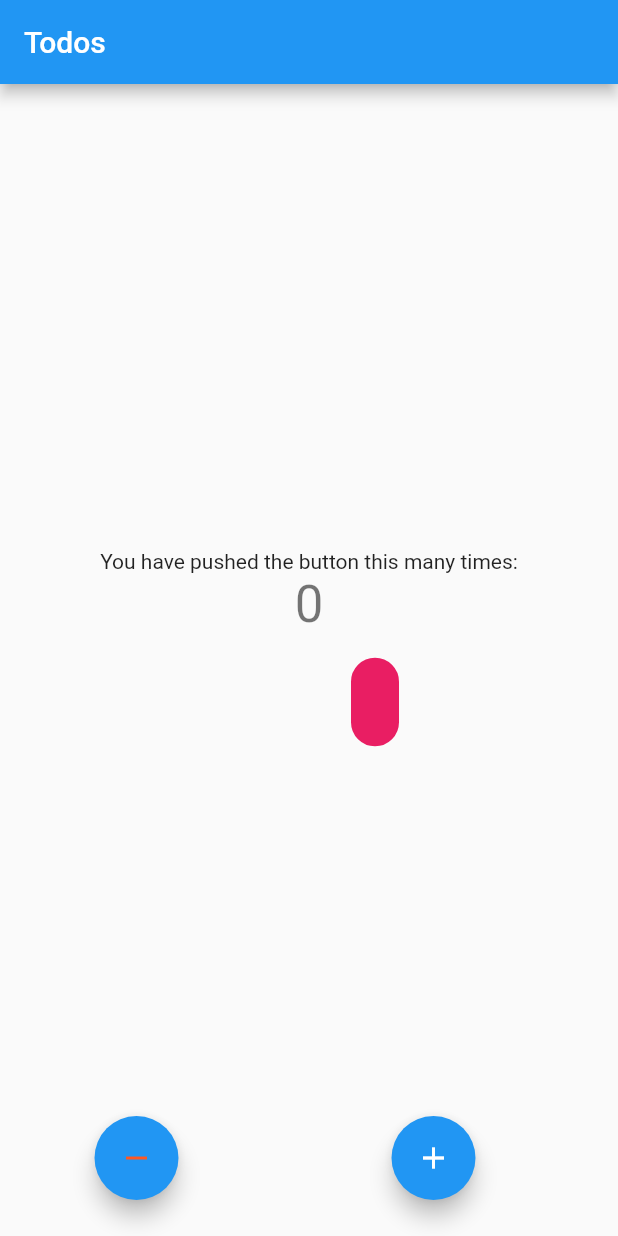
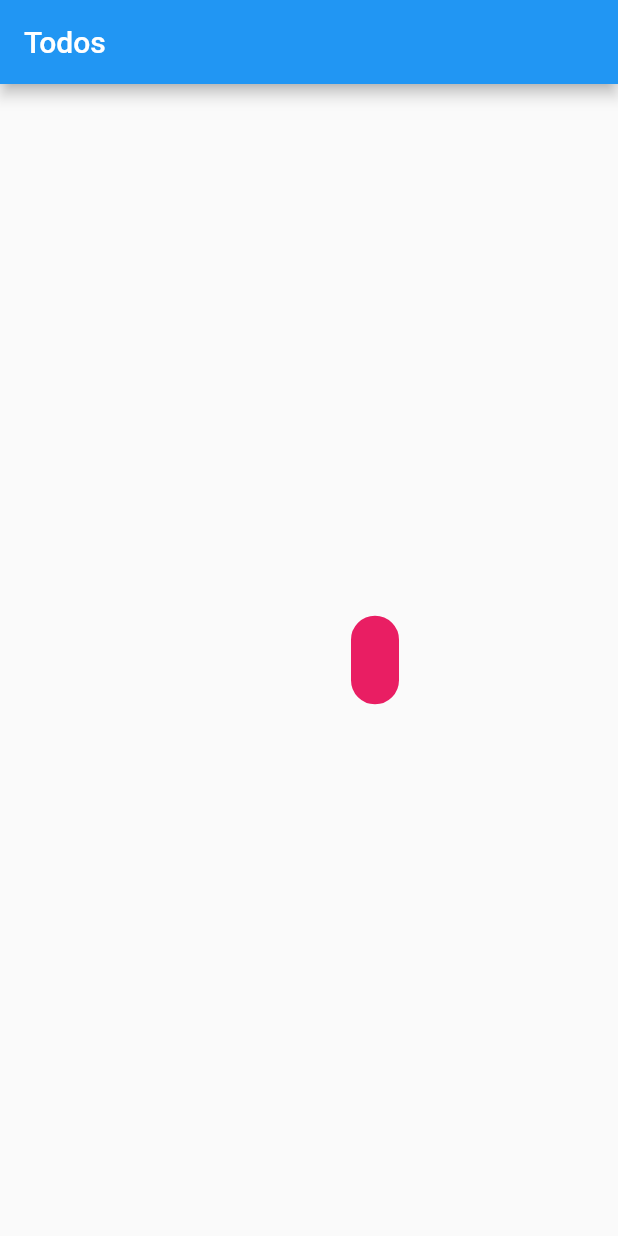
Before and after one commit to siro257/todo_app, a Flutter app: the screen it shows after launch, on a phone screen of 412 x 824 dp. Run offline on Flutter 3.47's test engine with Material 2 defaults, Android fonts, the phone set to English and light mode, and no system bars.

```diff
--- a/lib/main.dart
+++ b/lib/main.dart
@@ -29,20 +29,6 @@ class MyHomePage extends StatefulWidget {
 }
 
 class _MyHomePageState extends State<MyHomePage> {
-  int _counter = 0;
-
-  void _incrementCounter() {
-    setState(() {
-      _counter++;
-    });
-  }
-
-  void _decrementCounter() {
-    setState(() {
-      _counter--;
-    });
-  }
-
   @override
   Widget build(BuildContext context) {
     return Scaffold(
@@ -53,32 +39,7 @@ class _MyHomePageState extends State<MyHomePage> {
         child: Column(
           mainAxisAlignment: MainAxisAlignment.center,
           children: <Widget>[
-            const Text(
-              'You have pushed the button this many times:',
-            ),
-            Text(
-              '$_counter',
-              style: Theme.of(context).textTheme.headline4,
-            ),
             const TextWidget(),
-          ],
-        ),
-      ),
-      floatingActionButton: Padding(
-        padding: const EdgeInsets.all(8.0),
-        child: Row(
-          mainAxisAlignment: MainAxisAlignment.spaceAround,
-          children: [
-            FloatingActionButton(
-              onPressed: _decrementCounter,
-              tooltip: 'Decrement',
-              child: const Icon(Icons.remove, color: Colors.deepOrange),
-            ),
-            FloatingActionButton(
-              onPressed: _incrementCounter,
-              tooltip: 'Increment',
-              child: const Icon(Icons.add),
-            ),
           ],
         ),
       ),
@@ -96,12 +57,25 @@ class TextWidget extends StatefulWidget {
 class _TextWidgetState extends State<TextWidget> {
   List<String> toDoList = [];
   final fieldText = TextEditingController();
+  bool _isCompleted = false;
 
   void _addValue(String value) {
     setState(() {
       toDoList.add(value);
     });
     fieldText.clear();
+  }
+
+  void _deleteItem(int idx) {
+    setState(() {
+      toDoList.removeAt(idx);
+    });
+  }
+
+  void _toggleTask() {
+    setState(() {
+      _isCompleted = !_isCompleted;
+    });
   }
 
   @override
@@ -139,10 +113,41 @@ class _TextWidgetState extends State<TextWidget> {
         Center(
           child: Column(
             children: [
-              for (var i in toDoList)
-                Text(
-                  i,
-                  style: Theme.of(context).textTheme.headline2,
+              // for (var i in toDoList)
+              for (var i = 0; i < toDoList.length; i++)
+                // Widgetize this Widget
+                // pass in the index number when creating one
+                // use that index to complete the task/not
+                Padding(
+                  padding: const EdgeInsets.only(top: 8.0),
+                  child: ListTile(
+                    title: InkWell(
+                      onTap: _toggleTask,
+                      child: Text(
+                        toDoList[i],
+                        style: TextStyle(
+                          fontSize: 34,
+                          fontWeight: FontWeight.w300,
+                          letterSpacing: 0.25,
+                          decoration: _isCompleted
+                              ? TextDecoration.lineThrough
+                              : TextDecoration.none,
+                          color: _isCompleted
+                              ? Colors.grey.shade400
+                              : Colors.black,
+                        ),
+                      ),
+                    ),
+                    leading: Icon(Icons.border_color),
+                    trailing: IconButton(
+                      icon: Icon(Icons.remove),
+                      onPressed: () => _deleteItem(i),
+                    ),
+                    shape: RoundedRectangleBorder(
+                      side: BorderSide(color: Colors.black, width: 1),
+                      borderRadius: BorderRadius.circular(5),
+                    ),
+                  ),
                 ),
             ],
           ),
```
Also changed, not shown: 1 other file.
